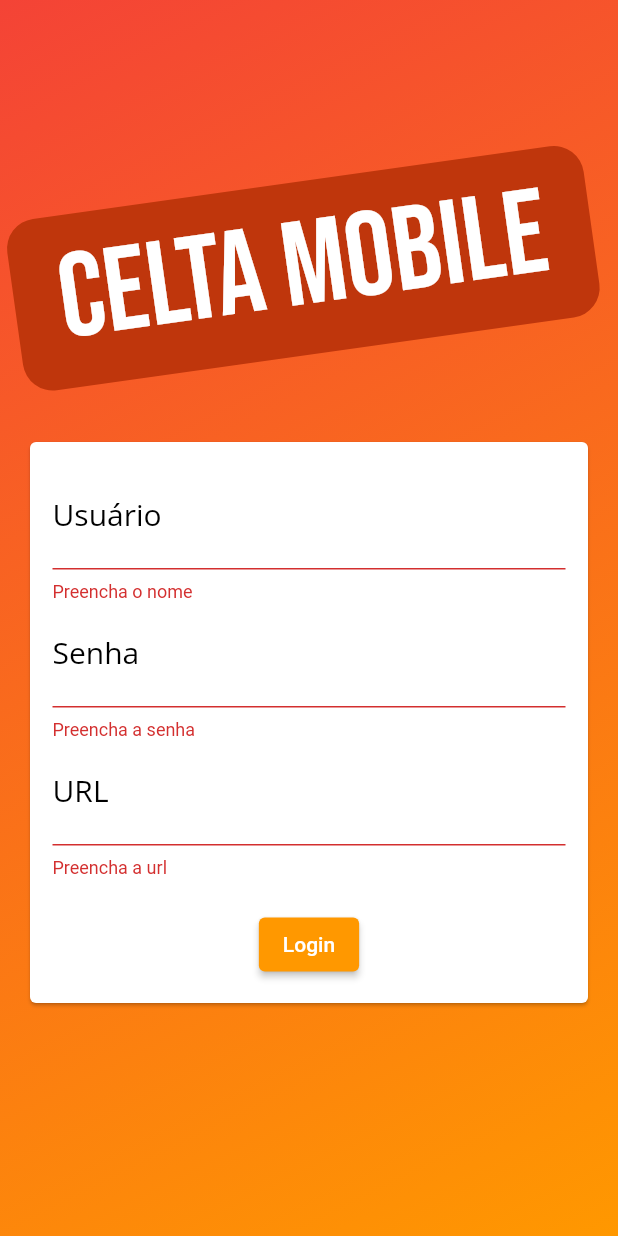
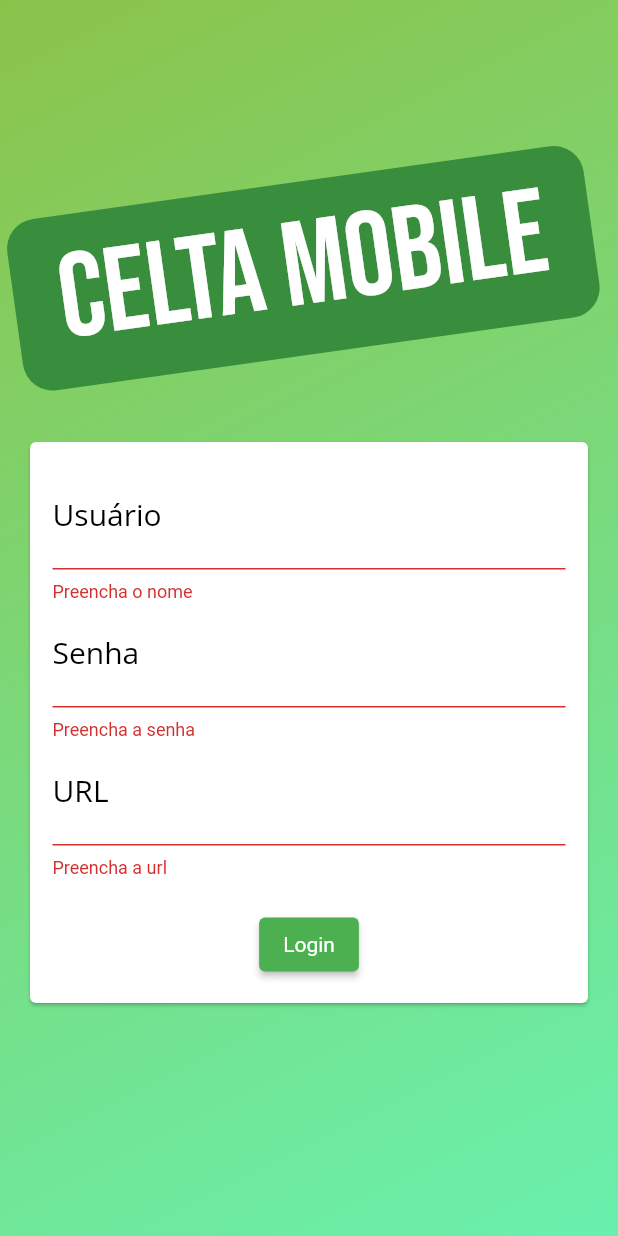
Before and after one commit to mattheussoares98/celta_inventario, a Flutter app: the screen it shows after launch, after a tap on "Login", on a phone screen of 412 x 824 dp. Run offline on Flutter 3.47's test engine with Material 2 defaults, Android fonts, the phone set to English and light mode, and no system bars; our stand-ins replace date_format, sqflite; missing offline and left inert: flutter_barcode_scanner, xml2json; accounts and stored records are empty; network calls fail.

Commit message:
att cores

```diff
--- a/lib/components/anull_quantity_bottom.dart
+++ b/lib/components/anull_quantity_bottom.dart
@@ -50,9 +50,6 @@ class _AnullQuantityBottomState extends State<AnullQuantityBottom> {
                 }
               });
             },
-      style: ElevatedButton.styleFrom(
-        primary: Colors.red,
-      ),
       child: quantityProvider.isLoadingQuantity
           ? Row(
               mainAxisAlignment: MainAxisAlignment.end,
--- a/lib/components/auth_form.dart
+++ b/lib/components/auth_form.dart
@@ -186,9 +186,6 @@ class _AuthFormState extends State<AuthForm> {
                       child: _isLoading
                           ? const CircularProgressIndicator()
                           : const Text('Login'),
-                      style: ElevatedButton.styleFrom(
-                        primary: Colors.orange,
-                      ),
                     ),
                   ],
                 ),
--- a/lib/main.dart
+++ b/lib/main.dart
@@ -30,18 +30,27 @@ void main() {
       ],
       child: MaterialApp(
         theme: ThemeData(
-          primaryColor: Colors.amber,
+          primaryColor: Colors.green,
           secondaryHeaderColor: Colors.black,
+          backgroundColor: Colors.lightGreen[100],
           appBarTheme: ThemeData().appBarTheme.copyWith(
-                backgroundColor: Colors.amber,
+                backgroundColor: Colors.green,
                 centerTitle: true,
                 titleTextStyle: TextStyle(
                   letterSpacing: 0.7,
-                  color: Colors.black,
+                  color: Colors.white,
                   fontFamily: 'BebasNeue',
                   fontSize: 30,
                 ),
               ),
+          elevatedButtonTheme: ElevatedButtonThemeData(
+            style: ElevatedButton.styleFrom(
+              textStyle: TextStyle(
+                decorationColor: Colors.green,
+                color: Colors.green,
+              ),
+            ),
+          ),
         ).copyWith(
           textTheme: ThemeData.light().textTheme.copyWith(
                 headline6: TextStyle(
@@ -53,11 +62,14 @@ void main() {
                 ),
                 bodyText1: TextStyle(
                   fontFamily: 'OpenSans',
+                  color: Colors.green,
+                  fontWeight: FontWeight.bold,
+                  fontSize: 20,
                 ),
               ),
           colorScheme: ThemeData().colorScheme.copyWith(
-                primary: Colors.amber,
-                secondary: Colors.black,
+                primary: Colors.green,
+                secondary: Colors.white,
               ),
         ),
         debugShowCheckedModeBanner: false,
--- a/lib/pages/auth_page.dart
+++ b/lib/pages/auth_page.dart
@@ -20,8 +20,8 @@ class _AuthPageState extends State<AuthPage> {
             decoration: const BoxDecoration(
               gradient: LinearGradient(
                 colors: [
-                  Colors.red,
-                  Colors.orange,
+                  Colors.lightGreen,
+                  Colors.greenAccent,
                 ],
                 begin: Alignment.topLeft,
                 end: Alignment.bottomRight,
@@ -42,7 +42,7 @@ class _AuthPageState extends State<AuthPage> {
                   ),
                   decoration: BoxDecoration(
                     borderRadius: BorderRadius.circular(20),
-                    color: Colors.deepOrange.shade900,
+                    color: Colors.green[700],
                   ),
                   child: const FittedBox(
                     child: Text(
--- a/lib/provider/counting_provider.dart
+++ b/lib/provider/counting_provider.dart
@@ -25,7 +25,6 @@ class CountingProvider with ChangeNotifier {
     _countings.clear();
     countingsErrorMessage = '';
     isChargingCountings = true;
-    notifyListeners();
 
     try {
       var headers = {'Content-Type': 'application/json'};
--- a/lib/provider/enterprise_provider.dart
+++ b/lib/provider/enterprise_provider.dart
@@ -27,7 +27,6 @@ class EnterpriseProvider with ChangeNotifier {
     String? userIdentity,
     String? baseUrl,
   }) async {
-    print('teste');
     enterpriseErrorMessage = '';
     //se não criar essa variável pra usar dentro do erro, não da certo tratar o erro e atribuir à variável enterpriseErrorMessage
     isChargingEnterprises = true;
@@ -35,7 +34,6 @@ class EnterpriseProvider with ChangeNotifier {
     if (_enterprises.isNotEmpty) {
       _enterprises.clear();
     }
-    notifyListeners();
 
     try {
       var headers = {'Content-Type': 'application/json'};
--- a/lib/provider/inventory_provider.dart
+++ b/lib/provider/inventory_provider.dart
@@ -27,7 +27,6 @@ class InventoryProvider with ChangeNotifier {
     isChargingInventorys = true;
     _inventorys.clear();
     inventoryErrorMessage = '';
-    notifyListeners();
 
     try {
       var headers = {'Content-Type': 'application/json'};
```
Also changed, not shown: lib/components/confirm_quantity_bottom.dart (+4 -3 lines), lib/components/counting_items.dart (+11 -5 lines), lib/components/enterprise_widget.dart (+12 -3 lines), lib/components/inventory_items.dart (+14 -14 lines), lib/components/product_item.dart (+17 -19 lines).
